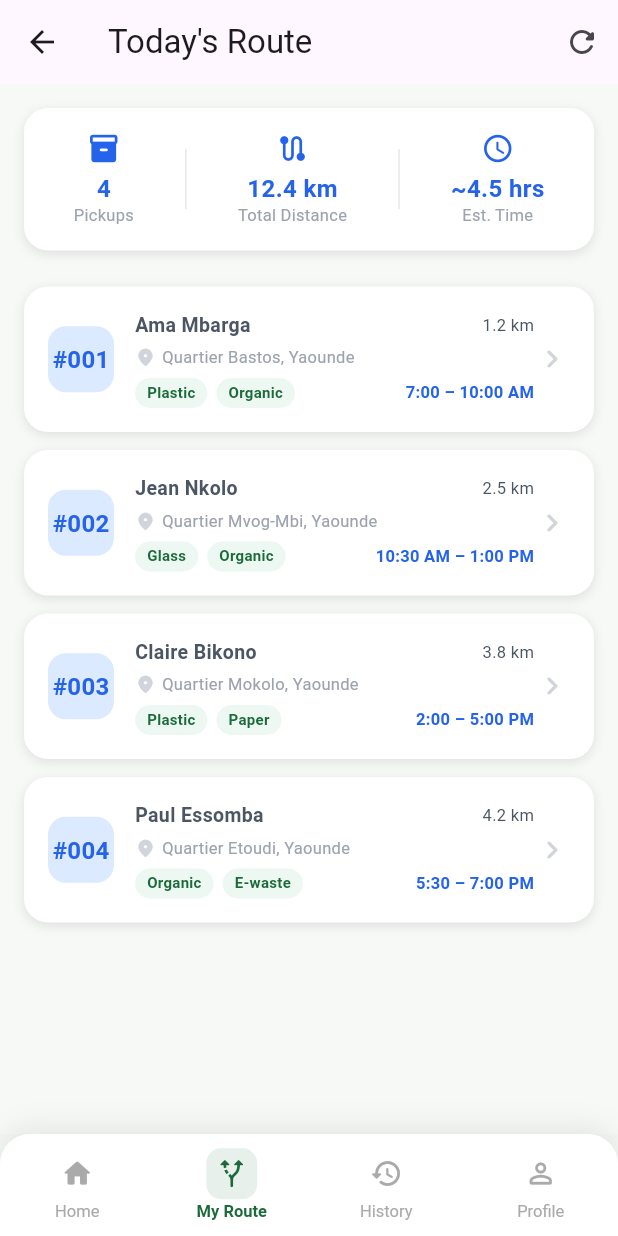
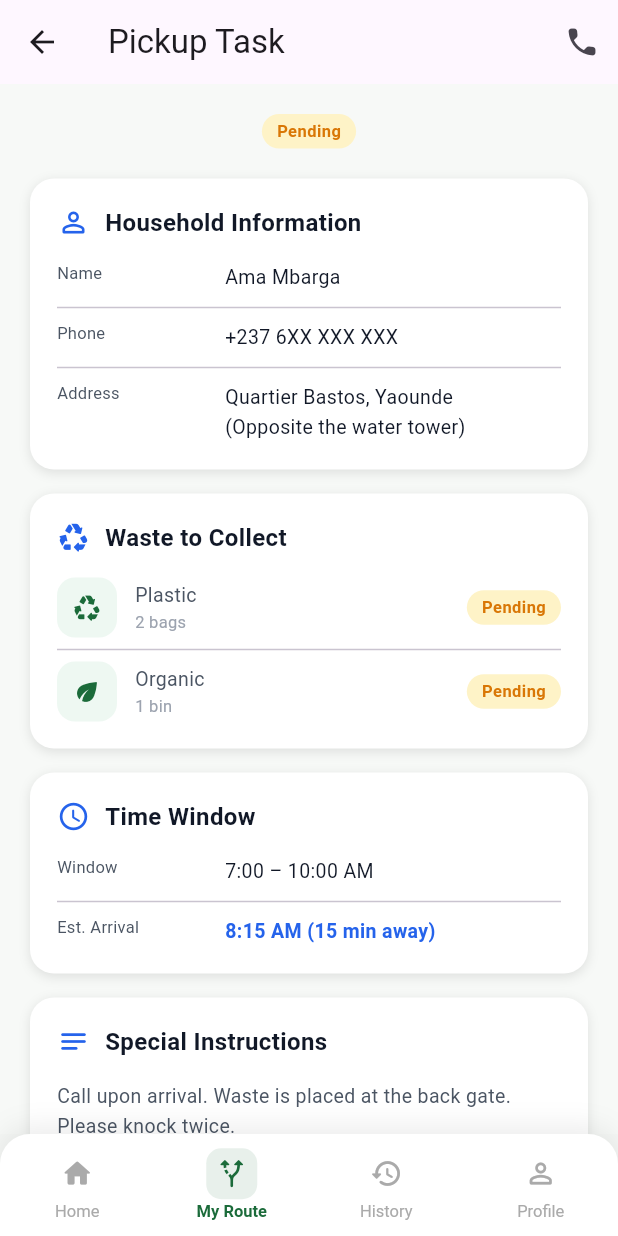
Before and after one commit to Kanjo-Elkamira-Ndi/crrf-mobile-platform, a Flutter app: the screen it shows after launch, on a phone screen of 412 x 824 dp. Run offline on Flutter 3.47's test engine with Material 3 defaults, Android fonts, the phone set to English and light mode, and no system bars; Roboto replaces fonts that are missing (DM Sans).

Commit message:
Created the driver's pickup task screen

```diff
--- a/mobile_app/lib/main.dart
+++ b/mobile_app/lib/main.dart
@@ -32,7 +32,8 @@
 // import 'package:crrfapp/pages/f08_order_detail_screen.dart';
 // import 'package:crrfapp/pages/f09_micro_loan_info_screen.dart';
 // import 'package:crrfapp/pages/d01_driver_shell_dashboard.dart';
-import 'package:crrfapp/pages/d02_daily_route_screen.dart';
+// import 'package:crrfapp/pages/d02_daily_route_screen.dart';
+import 'package:crrfapp/pages/d03_pickup_task_screen.dart';
 // import 'package:crrfapp/core/constants/app_constants.dart';
 import 'package:flutter/material.dart';
 
@@ -83,8 +84,8 @@ class MyApp extends StatelessWidget {
       // home: const OrderHistoryScreen(),
       // home: const MicroLoanInfoScreen(),
       // home: const DriverDashboardScreen(),
-      home: const DailyRouteScreen(),
-      // home: const PickupTaskDetailScreen(taskId: "123"),
+      // home: const DailyRouteScreen(),
+      home: const PickupTaskScreen(pickupId: "123"),
     );
   }
 }
--- /dev/null
+++ b/mobile_app/lib/pages/d03_pickup_task_screen.dart
@@ -0,0 +1,281 @@
+import 'package:flutter/material.dart';
+import '../../../core/theme/app_colors.dart';
+import '../../../core/theme/app_text_styles.dart';
+import '../../../core/constants/app_constants.dart';
+import '../../../widgets/common_widgets.dart';
+
+// ═════════════════════════════════════════════════════════════
+// D-03 — Pickup Task Screen
+// ═════════════════════════════════════════════════════════════
+/// Detailed view of a single pickup task.
+/// Driver can:
+///   • See household details and exact location
+///   • Mark as completed (D-04 → D-05)
+///   • Report issue (D-06)
+///   • Call household directly
+class PickupTaskScreen extends StatelessWidget {
+  final String pickupId;
+  const PickupTaskScreen({super.key, required this.pickupId});
+
+  @override
+  Widget build(BuildContext context) {
+    // TODO: Fetch real data via DriverBloc using pickupId
+    return DriverScaffold(
+      currentTab: DriverNavTab.myRoute,
+      body: Scaffold(
+        backgroundColor: AppColors.background,
+        appBar: AppBar(
+          title: const Text('Pickup Task'),
+          leading: const BackButton(),
+          actions: [
+            IconButton(
+              icon: const Icon(Icons.phone_rounded),
+              onPressed: () {
+                // TODO: Launch phone dialer
+              },
+            ),
+          ],
+        ),
+        body: SingleChildScrollView(
+          padding: const EdgeInsets.all(20),
+          child: Column(
+            crossAxisAlignment: CrossAxisAlignment.start,
+            children: [
+              // ── Status badge ──────────────────────────────────
+              Center(child: StatusBadge.fromPickupStatus(PickupStatus.pending)),
+              const SizedBox(height: 20),
+
+              // ── Household card ────────────────────────────────
+              _InfoCard(
+                title: 'Household Information',
+                icon: Icons.person_outline_rounded,
+                children: [
+                  _InfoRow(label: 'Name', value: 'Ama Mbarga'),
+                  const Divider(height: 20),
+                  _InfoRow(label: 'Phone', value: '+237 6XX XXX XXX'),
+                  const Divider(height: 20),
+                  _InfoRow(
+                    label: 'Address',
+                    value:
+                        'Quartier Bastos, Yaounde\n(Opposite the water tower)',
+                  ),
+                ],
+              ),
+
+              const SizedBox(height: 16),
+
+              // ── Waste details ─────────────────────────────────
+              _InfoCard(
+                title: 'Waste to Collect',
+                icon: Icons.recycling_rounded,
+                children: [
+                  _WasteDetailRow(
+                    type: 'Plastic',
+                    quantity: '2 bags',
+                    icon: Icons.recycling_rounded,
+                  ),
+                  const Divider(height: 16),
+                  _WasteDetailRow(
+                    type: 'Organic',
+                    quantity: '1 bin',
+                    icon: Icons.eco_rounded,
+                  ),
+                ],
+              ),
+
+              const SizedBox(height: 16),
+
+              // ── Time window ───────────────────────────────────
+              _InfoCard(
+                title: 'Time Window',
+                icon: Icons.schedule_rounded,
+                children: [
+                  _InfoRow(label: 'Window', value: '7:00 – 10:00 AM'),
+                  const Divider(height: 20),
+                  _InfoRow(
+                    label: 'Est. Arrival',
+                    value: '8:15 AM (15 min away)',
+                    valueColor: AppColors.infoBlue,
+                  ),
+                ],
+              ),
+
+              const SizedBox(height: 16),
+
+              // ── Special instructions ──────────────────────────
+              _InfoCard(
+                title: 'Special Instructions',
+                icon: Icons.notes_rounded,
+                children: [
+                  Text(
+                    'Call upon arrival. Waste is placed at the back gate. Please knock twice.',
+                    style: AppTextStyles.bodySmall.copyWith(
+                      color: AppColors.textSecondary,
+                      height: 1.5,
+                    ),
+                  ),
+                ],
+              ),
+
+              const SizedBox(height: 24),
+
+              // ── Action buttons ─────────────────────────────────
+              Row(
+                children: [
+                  Expanded(
+                    child: CrrfSecondaryButton(
+                      label: 'Report Issue',
+                      onPressed: () {
+                        Navigator.of(context).pushNamed(
+                          AppRoutes.reportIssue,
+                          arguments: {'pickupId': pickupId},
+                        );
+                      },
+                      leadingIcon: Icons.flag_rounded,
+                    ),
+                  ),
+                  const SizedBox(width: 12),
+                  Expanded(
+                    child: CrrfPrimaryButton(
+                      label: 'Confirm Pickup',
+                      onPressed: () {
+                        Navigator.of(context).pushNamed(
+                          AppRoutes.confirmSuccess,
+                          arguments: {'pickupId': pickupId},
+                        );
+                      },
+                      leadingIcon: Icons.check_circle_rounded,
+                    ),
+                  ),
+                ],
+              ),
+
+              const SizedBox(height: 24),
+            ],
+          ),
+        ),
+      ),
+    );
+  }
+}
+
+// ─── Info card wrapper ────────────────────────────────────────
+class _InfoCard extends StatelessWidget {
+  final String title;
+  final IconData icon;
+  final List<Widget> children;
+
+  const _InfoCard({
+    required this.title,
+    required this.icon,
+    required this.children,
+  });
+
+  @override
+  Widget build(BuildContext context) {
+    return Container(
+      padding: const EdgeInsets.all(18),
+      decoration: BoxDecoration(
+        color: AppColors.white,
+        borderRadius: BorderRadius.circular(AppConstants.radiusL),
+        boxShadow: const [
+          BoxShadow(
+            color: AppColors.shadow,
+            blurRadius: 6,
+            offset: Offset(0, 2),
+          ),
+        ],
+      ),
+      child: Column(
+        crossAxisAlignment: CrossAxisAlignment.start,
+        children: [
+          Row(
+            children: [
+              Icon(icon, color: AppColors.infoBlue, size: 22),
+              const SizedBox(width: 10),
+              Text(title, style: AppTextStyles.h4),
+            ],
+          ),
+          const SizedBox(height: 16),
+          ...children,
+        ],
+      ),
+    );
+  }
+}
+
+// ─── Info row ─────────────────────────────────────────────────
+class _InfoRow extends StatelessWidget {
+  final String label, value;
+  final Color? valueColor;
+  const _InfoRow({required this.label, required this.value, this.valueColor});
+
+  @override
+  Widget build(BuildContext context) {
+    return Row(
+      crossAxisAlignment: CrossAxisAlignment.start,
+      children: [
+        SizedBox(
+          width: 100,
+          child: Text(
+            label,
+            style: AppTextStyles.caption.copyWith(
+              color: AppColors.textSecondary,
+            ),
+          ),
+        ),
+        const SizedBox(width: 12),
+        Expanded(
+          child: Text(
+            value,
+            style: AppTextStyles.bodySmall.copyWith(
+              color: valueColor ?? AppColors.textPrimary,
+              fontWeight: valueColor != null
+                  ? FontWeight.w600
+                  : FontWeight.w400,
+            ),
+          ),
+        ),
+      ],
+    );
+  }
+}
+
+// ─── Waste detail row ─────────────────────────────────────────
+class _WasteDetailRow extends StatelessWidget {
+  final String type, quantity;
+  final IconData icon;
+  const _WasteDetailRow({
+    required this.type,
+    required this.quantity,
+    required this.icon,
+  });
+
+  @override
+  Widget build(BuildContext context) {
+    return Row(
+      children: [
+        Container(
+          width: 40,
+          height: 40,
+          decoration: BoxDecoration(
+            color: AppColors.greenLighter,
+            borderRadius: BorderRadius.circular(AppConstants.radiusM),
+          ),
+          child: Icon(icon, color: AppColors.forestGreen, size: 20),
+        ),
+        const SizedBox(width: 12),
+        Expanded(
+          child: Column(
+            crossAxisAlignment: CrossAxisAlignment.start,
+            children: [
+              Text(type, style: AppTextStyles.bodySmall),
+              Text(quantity, style: AppTextStyles.caption),
+            ],
+          ),
+        ),
+        StatusBadge.fromPickupStatus(PickupStatus.pending),
+      ],
+    );
+  }
+}
```
